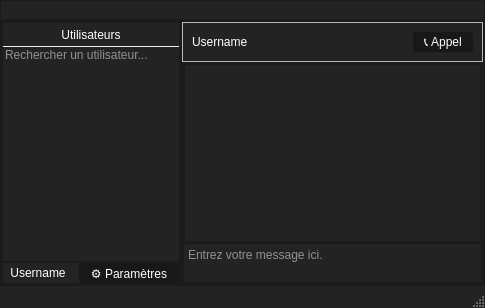
Qt form mainwindow.ui (ThomasPIET/Ycord) before a commit.
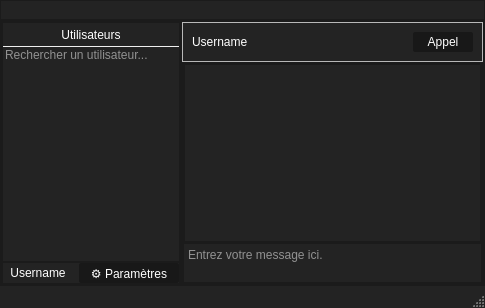
The same form after that commit.

```diff
--- a/mainwindow.ui
+++ b/mainwindow.ui
@@ -338,7 +338,7 @@
                 <cursorShape>PointingHandCursor</cursorShape>
                </property>
                <property name="text">
-                <string>📞 Appel</string>
+                <string>Appel</string>
                </property>
               </widget>
              </item>
```
Left out of the diff: 2 changed lines with no effect on the pictures.
